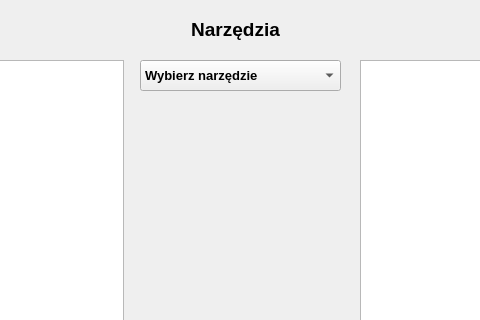
Qt form POiD/Zadanie_1/customtabforimage.ui (arthurn1910/POID2017) before a commit; both pictures show x 410 to 890 and y 0 to 320 of the 1299 by 609 pixel window.
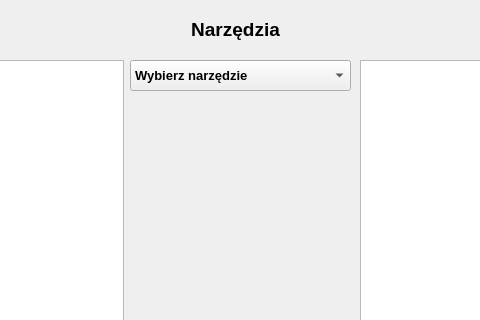
The same form after that commit.

The edit to the form file:
```diff
--- a/POiD/Zadanie_1/customtabforimage.ui
+++ b/POiD/Zadanie_1/customtabforimage.ui
@@ -126,9 +126,9 @@
   <widget class="QComboBox" name="toolsComboBox">
    <property name="geometry">
     <rect>
-     <x>550</x>
+     <x>540</x>
      <y>60</y>
-     <width>201</width>
+     <width>221</width>
      <height>31</height>
     </rect>
    </property>
```
Left out of the diff: 10 changed lines with no effect on the pictures.
